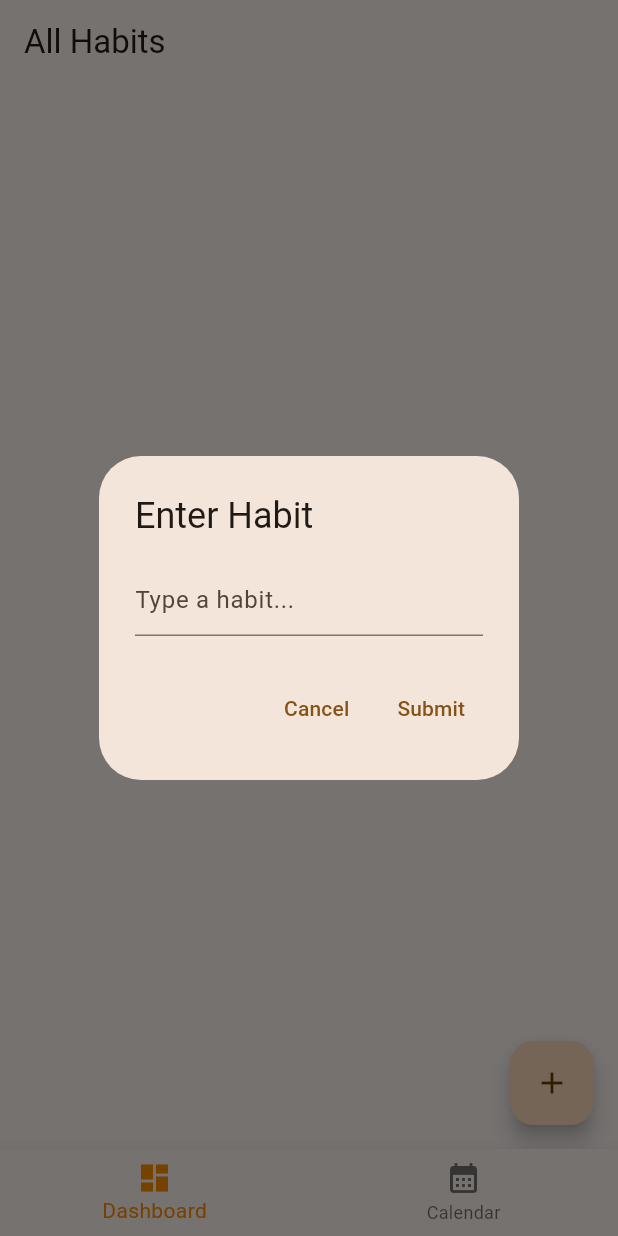
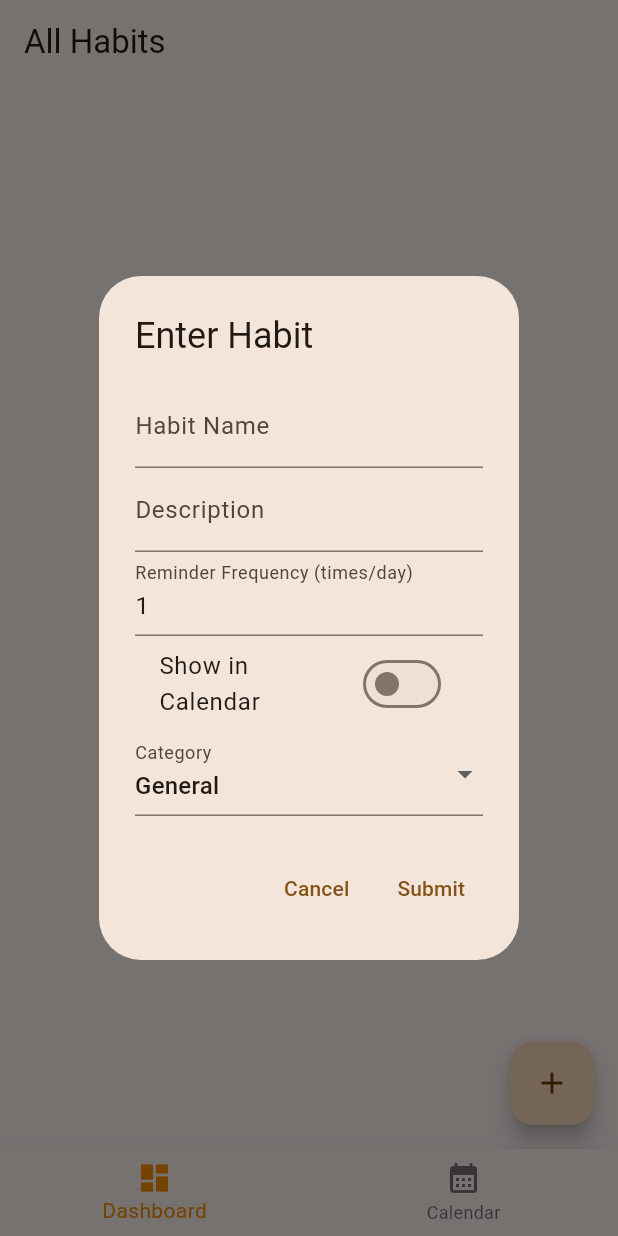
Before and after one commit to anthonynmh/habit_tracker_app, a Flutter app: the screen it shows after launch, after a tap on the "add" icon, on a phone screen of 412 x 824 dp. Run offline on Flutter 3.47's test engine with Material 3 defaults, Android fonts, the phone set to English and light mode, and no system bars; our stand-ins replace shared_preferences, table_calendar.

Commit message:
Add more description to habit card

```diff
--- a/lib/models/habit.dart
+++ b/lib/models/habit.dart
@@ -2,24 +2,42 @@ import 'dart:convert';
 
 class Habit {
   String name;
-  bool isCompleted;
-  int streak;
+  bool isCompletedToday;
+  int reminderFrequency;
+  String description;
+  bool isCalendarDisplay;
+  String category;
 
-  Habit({required this.name, this.isCompleted = false, this.streak = 0});
+  Habit({
+    required this.name,
+    this.isCompletedToday = false,
+    this.reminderFrequency = 1,
+    this.description = '',
+    this.isCalendarDisplay = false,
+    this.category = 'Uncategorized',
+  });
 
   Map<String, dynamic> toJson() {
     return {
       'name': name,
-      'isCompleted': isCompleted,
-      'streak': streak,
+      'isCompletedToday': isCompletedToday,
+      'reminderFrequency': reminderFrequency,
+      'description': description,
+      'isCalendarDisplay': isCalendarDisplay,
+      'category': category,
     };
   }
 
   factory Habit.fromJson(Map<String, dynamic> json) {
     return Habit(
       name: json['name'],
-      isCompleted: json['isCompleted'] ?? false,
-      streak: json['streak'] ?? 0,
+      isCompletedToday: json['isCompletedToday'] ?? false,
+      reminderFrequency: json['reminderFrequency'] is int
+          ? json['reminderFrequency']
+          : int.tryParse(json['reminderFrequency'].toString()) ?? 1, // Ensure it's always an int
+      description: json['description'] ?? '',
+      isCalendarDisplay: json['isCalendarDisplay'] ?? false,
+      category: json['category'] ?? 'Uncategorized',
     );
   }
 
--- a/lib/utils/habit_manager.dart
+++ b/lib/utils/habit_manager.dart
@@ -1,38 +1,40 @@
+import 'dart:convert';
 import 'package:shared_preferences/shared_preferences.dart';
+import 'package:habit_tracker_app/models/habit.dart';
 
 class HabitManager {
-  List<String> _habitsList = []; // Private list
-
-  List<String> get habitsList => List.unmodifiable(_habitsList); // Expose as read-only
+  List<Habit> habitsList = [];
 
   Future<void> loadHabits() async {
-    SharedPreferences prefs = await SharedPreferences.getInstance();
-    _habitsList = prefs.getStringList('habits') ?? [];
+    final prefs = await SharedPreferences.getInstance();
+    await prefs.clear();// for debugging
+    final String? habitsJson = prefs.getString('habits');
+    if (habitsJson != null) {
+      List<dynamic> decoded = jsonDecode(habitsJson);
+      habitsList = decoded.map((habit) => Habit.fromJson(habit)).toList();
+    }
+  }
+
+  void addHabit(Habit habit) {
+    habitsList.add(habit);
+    saveHabits();
+  }
+
+  void deleteHabit(int index) {
+    habitsList.removeAt(index);
+    saveHabits();
+  }
+
+  void updateHabit(int index, Habit updatedHabit) {
+    if (index >= 0 && index < habitsList.length) {
+      habitsList[index] = updatedHabit;
+      saveHabits();
+    }
   }
 
   Future<void> saveHabits() async {
-    SharedPreferences prefs = await SharedPreferences.getInstance();
-    if (habitsList.isEmpty) {
-      await prefs.remove('habits');
-    } else {
-      await prefs.setStringList('habits', habitsList);
-    }
-  }
-
-  void addHabit(String habit) {
-    final trimmedHabit = habit.trim();
-    if (trimmedHabit.isNotEmpty && !containsHabit(trimmedHabit)) {
-      _habitsList.add(trimmedHabit);
-    }
-  }
-
-  void deleteHabit(int index) {
-    if (index >= 0 && index < habitsList.length) {
-      _habitsList.removeAt(index);
-    }
-  }
-
-  bool containsHabit(String habit) {
-    return _habitsList.contains(habit.trim());
+    final prefs = await SharedPreferences.getInstance();
+    final String encodedHabits = jsonEncode(habitsList.map((h) => h.toJson()).toList());
+    prefs.setString('habits', encodedHabits);
   }
 }
--- a/lib/widgets/habit_list.dart
+++ b/lib/widgets/habit_list.dart
@@ -1,13 +1,17 @@
 import 'package:flutter/material.dart';
+import 'package:habit_tracker_app/models/habit.dart';
+import 'package:habit_tracker_app/widgets/input_dialog.dart';
 
 class HabitList extends StatelessWidget {
-  final List<String> habitsList;
+  final List<Habit> habitsList;
   final Function(int) onDelete;
+  final Function(int, Habit) onEdit; // Function to handle habit updates
 
   const HabitList({
     super.key,
     required this.habitsList,
     required this.onDelete,
+    required this.onEdit,
   });
 
   void _confirmDelete(BuildContext context, int index) {
@@ -33,6 +37,14 @@ class HabitList extends StatelessWidget {
     );
   }
 
+  void _editHabit(BuildContext context, int index) async {
+    Habit? updatedHabit = await showHabitInputDialog(context, initialHabit: habitsList[index]);
+
+    if (updatedHabit != null) {
+      onEdit(index, updatedHabit); // Pass updated habit to parent
+    }
+  }
+
   @override
   Widget build(BuildContext context) {
     return habitsList.isEmpty
@@ -45,6 +57,7 @@ class HabitList extends StatelessWidget {
         : ListView.builder(
             itemCount: habitsList.length,
             itemBuilder: (context, index) {
+              final habit = habitsList[index];
               return Padding(
                 padding: const EdgeInsets.symmetric(vertical: 6.0, horizontal: 12.0),
                 child: Card(
@@ -54,12 +67,24 @@ class HabitList extends StatelessWidget {
                   ),
                   child: ListTile(
                     title: Text(
-                      habitsList[index],
+                      habit.name,
                       style: const TextStyle(fontSize: 16, fontWeight: FontWeight.w500),
+                    ),
+                    subtitle: Column(
+                      crossAxisAlignment: CrossAxisAlignment.start,
+                      children: [
+                        Text("Category: ${habit.category}"),
+                        Text("Reminder: ${habit.reminderFrequency} times/day"),
+                        if (habit.description.isNotEmpty) Text("Note: ${habit.description}"),
+                        Text("Calendar Display: ${habit.isCalendarDisplay ? "Yes" : "No"}"),
+                        Text("Completed Today: ${habit.isCompletedToday ? "Yes" : "No"}"),
+                      ],
                     ),
                     trailing: PopupMenuButton<String>(
                       onSelected: (value) {
-                        if (value == 'delete') {
+                        if (value == 'edit') {
+                          _editHabit(context, index); // Call edit function
+                        } else if (value == 'delete') {
                           _confirmDelete(context, index);
                         }
                       },
--- a/lib/widgets/input_dialog.dart
+++ b/lib/widgets/input_dialog.dart
@@ -1,26 +1,55 @@
 import 'package:flutter/material.dart';
-import 'package:habit_tracker_app/utils/habit_manager.dart';
+import 'package:habit_tracker_app/models/habit.dart';
 
-Future<String?> showHabitInputDialog(BuildContext context, HabitManager habitManager) async {
-  TextEditingController textController = TextEditingController();
+Future<Habit?> showHabitInputDialog(BuildContext context, {Habit? initialHabit}) async {
+  TextEditingController nameController = TextEditingController(text: initialHabit?.name ?? '');
+  TextEditingController descriptionController = TextEditingController(text: initialHabit?.description ?? '');
+  TextEditingController reminderController = TextEditingController(
+    text: initialHabit?.reminderFrequency.toString() ?? '1',
+  );
+  bool isCalendarDisplay = initialHabit?.isCalendarDisplay ?? false;
+  String category = initialHabit?.category ?? 'General';
+
   String? errorMessage;
 
-  return showDialog<String>(
+  return showDialog<Habit>(
     context: context,
     builder: (BuildContext context) {
       return StatefulBuilder(
         builder: (context, setState) {
           return AlertDialog(
-            title: const Text("Enter Habit"),
+            title: Text(initialHabit == null ? "Enter Habit" : "Edit Habit"),
             content: Column(
               mainAxisSize: MainAxisSize.min,
               children: [
                 TextField(
-                  controller: textController,
+                  controller: nameController,
                   decoration: InputDecoration(
-                    hintText: "Type a habit...",
+                    labelText: "Habit Name",
                     errorText: errorMessage,
                   ),
+                ),
+                TextField(
+                  controller: descriptionController,
+                  decoration: const InputDecoration(labelText: "Description"),
+                ),
+                TextField(
+                  controller: reminderController,
+                  keyboardType: TextInputType.number,
+                  decoration: const InputDecoration(labelText: "Reminder Frequency (times/day)"),
+                ),
+                SwitchListTile(
+                  title: const Text("Show in Calendar"),
+                  value: isCalendarDisplay,
+                  onChanged: (value) => setState(() => isCalendarDisplay = value),
+                ),
+                DropdownButtonFormField<String>(
+                  value: category,
+                  items: ['General', 'Health', 'Work', 'Personal'].map((cat) {
+                    return DropdownMenuItem(value: cat, child: Text(cat));
+                  }).toList(),
+                  onChanged: (value) => setState(() => category = value ?? 'General'),
+                  decoration: const InputDecoration(labelText: "Category"),
                 ),
               ],
             ),
@@ -31,18 +60,25 @@ Future<String?> showHabitInputDialog(BuildContext context, HabitManager habitMan
               ),
               TextButton(
                 onPressed: () {
-                  String userInput = textController.text;
+                  String name = nameController.text.trim();
+                  String description = descriptionController.text.trim();
+                  int reminder = int.tryParse(reminderController.text) ?? 1;
 
-                  if (userInput.trim().isEmpty) {
-                    setState(() => errorMessage = "Habit cannot be empty!");
-                    return;
-                  }
-                  if (habitManager.containsHabit(userInput)) {
-                    setState(() => errorMessage = "This habit already exists!");
+                  if (name.isEmpty) {
+                    setState(() => errorMessage = "Habit name cannot be empty!");
                     return;
                   }
 
-                  Navigator.of(context).pop(userInput.trim());
+                  Navigator.of(context).pop(
+                    Habit(
+                      name: name,
+                      description: description,
+                      reminderFrequency: reminder,
+                      isCalendarDisplay: isCalendarDisplay,
+                      category: category,
+                      isCompletedToday: initialHabit?.isCompletedToday ?? false,
+                    ),
+                  );
                 },
                 child: const Text("Submit"),
               ),
```
Also changed, not shown: lib/screens/dashboard_page.dart (+10 -4 lines).
